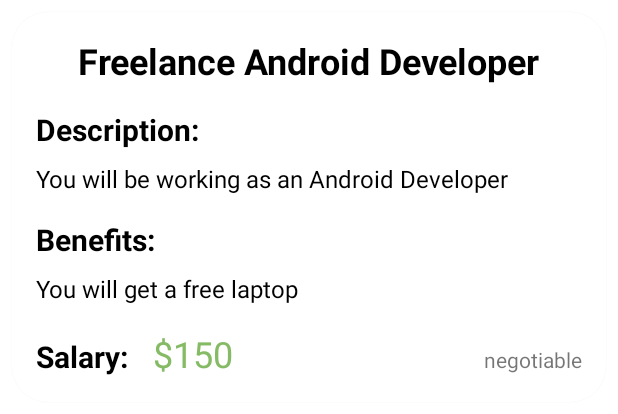
After one commit to AhmedMaad/Recruitment-App, an Android app: the layout job_list_item.xml on its own in the app's theme, with its tools: preview values and no code run, on a phone screen of 412 x 824 dp. The commit adds this screen. Shown: the top 414 px of the screen. Run offline under Robolectric (Android 15) with nearby library versions, the phone set to English and light mode, and no system bars; Roboto replaces fonts that are not available here.

Commit message:
Job List Item

```diff
--- /dev/null
+++ b/app/src/main/res/drawable/ic_checked.xml
@@ -0,0 +1,10 @@
+<vector xmlns:android="http://schemas.android.com/apk/res/android"
+    android:width="24dp"
+    android:height="24dp"
+    android:tint="@color/light_green"
+    android:viewportWidth="24"
+    android:viewportHeight="24">
+    <path
+        android:fillColor="@android:color/white"
+        android:pathData="M19,3L5,3c-1.11,0 -2,0.9 -2,2v14c0,1.1 0.89,2 2,2h14c1.11,0 2,-0.9 2,-2L21,5c0,-1.1 -0.89,-2 -2,-2zM10,17l-5,-5 1.41,-1.41L10,14.17l7.59,-7.59L19,8l-9,9z" />
+</vector>
--- /dev/null
+++ b/app/src/main/res/drawable/ic_unchecked.xml
@@ -0,0 +1,10 @@
+<vector xmlns:android="http://schemas.android.com/apk/res/android"
+    android:width="24dp"
+    android:height="24dp"
+    android:tint="@color/red"
+    android:viewportWidth="24"
+    android:viewportHeight="24">
+    <path
+        android:fillColor="@android:color/white"
+        android:pathData="M12,2C6.47,2 2,6.47 2,12s4.47,10 10,10 10,-4.47 10,-10S17.53,2 12,2zM17,15.59L15.59,17 12,13.41 8.41,17 7,15.59 10.59,12 7,8.41 8.41,7 12,10.59 15.59,7 17,8.41 13.41,12 17,15.59z" />
+</vector>
--- a/app/src/main/res/layout/activity_company_details.xml
+++ b/app/src/main/res/layout/activity_company_details.xml
@@ -89,12 +89,17 @@
             android:textSize="18sp"
             tools:text="@tools:sample/full_names" />
 
-        <ImageView
-            android:layout_width="40dp"
+        <!--<TextView
+            android:layout_width="match_parent"
             android:layout_height="32dp"
             android:layout_gravity="end"
             android:layout_marginTop="16dp"
-            android:src="@drawable/ic_right_arrow" />
+            android:layout_marginEnd="16dp"
+            android:text="Our Departments"
+            android:textColor="@color/black"
+            android:textSize="20sp"
+            android:textStyle="bold"
+            app:drawableEndCompat="@drawable/ic_right_arrow" />
 
         <androidx.recyclerview.widget.RecyclerView
             android:id="@+id/departments_rv"
@@ -102,31 +107,29 @@
             android:layout_height="wrap_content"
             android:orientation="horizontal"
             app:layoutManager="androidx.recyclerview.widget.LinearLayoutManager"
-            tools:listitem="@layout/department_list_item" />
+            tools:listitem="@layout/department_list_item" />-->
 
-        <!--
-     Recycler View (Jobs)
-     val title: String = "",
-     val description: String = "",
-     val benefits: String = "",
-     val salary: String = "",
-     val isNegotiable: Boolean = false,
- -->
-
-        <ImageView
-            android:layout_width="40dp"
+        <!--<TextView
+            android:layout_width="match_parent"
             android:layout_height="32dp"
             android:layout_gravity="end"
             android:layout_marginTop="16dp"
-            android:src="@drawable/ic_right_arrow" />
+            android:layout_marginEnd="16dp"
+            android:text="Available Jobs"
+            android:textColor="@color/black"
+            android:textSize="20sp"
+            android:textStyle="bold"
+            app:drawableEndCompat="@drawable/ic_right_arrow" />
 
         <androidx.recyclerview.widget.RecyclerView
             android:id="@+id/jobs_rv"
             android:layout_width="match_parent"
             android:layout_height="wrap_content"
             android:orientation="horizontal"
+            tools:listitem="@layout/job_list_item"
             app:layoutManager="androidx.recyclerview.widget.LinearLayoutManager" />
 
+        -->
 
         <!--
          Recycler View (Employees)
--- /dev/null
+++ b/app/src/main/res/layout/job_list_item.xml
@@ -0,0 +1,106 @@
+<?xml version="1.0" encoding="utf-8"?>
+<androidx.cardview.widget.CardView xmlns:android="http://schemas.android.com/apk/res/android"
+    xmlns:app="http://schemas.android.com/apk/res-auto"
+    xmlns:tools="http://schemas.android.com/tools"
+    android:layout_width="match_parent"
+    android:layout_height="wrap_content"
+    android:layout_margin="8dp"
+    app:cardCornerRadius="24dp">
+
+    <LinearLayout
+        android:layout_width="match_parent"
+        android:layout_height="match_parent"
+        android:orientation="vertical"
+        android:padding="16dp">
+
+        <TextView
+            android:id="@+id/job_title_tv"
+            android:layout_width="wrap_content"
+            android:layout_height="wrap_content"
+            android:layout_gravity="center"
+            android:textColor="@color/black"
+            android:textSize="24sp"
+            android:textStyle="bold"
+            tools:text="Freelance Android Developer" />
+
+        <TextView
+            android:layout_width="wrap_content"
+            android:layout_height="wrap_content"
+            android:layout_marginTop="16dp"
+            android:text="Description:"
+            android:textColor="@color/black"
+            android:textSize="20sp"
+            android:textStyle="bold" />
+
+        <TextView
+            android:id="@+id/job_description_tv"
+            android:layout_width="wrap_content"
+            android:layout_height="wrap_content"
+            android:layout_marginTop="8dp"
+            android:textColor="@color/black"
+            android:textSize="16sp"
+            tools:text="You will be working as an Android Developer" />
+
+        <TextView
+            android:layout_width="wrap_content"
+            android:layout_height="wrap_content"
+            android:layout_marginTop="16dp"
+            android:text="Benefits:"
+            android:textColor="@color/black"
+            android:textSize="20sp"
+            android:textStyle="bold" />
+
+        <TextView
+            android:id="@+id/job_benefits_tv"
+            android:layout_width="wrap_content"
+            android:layout_height="wrap_content"
+            android:layout_marginTop="8dp"
+            android:textColor="@color/black"
+            android:textSize="16sp"
+            tools:text="You will get a free laptop" />
+
+        <LinearLayout
+            android:layout_width="match_parent"
+            android:layout_height="wrap_content">
+
+            <TextView
+                android:layout_width="wrap_content"
+                android:layout_height="wrap_content"
+                android:layout_marginTop="16dp"
+                android:text="Salary:"
+                android:textColor="@color/black"
+                android:textSize="20sp"
+                android:textStyle="bold" />
+
+            <TextView
+                android:id="@+id/job_salary_tv"
+                android:layout_width="wrap_content"
+                android:layout_height="wrap_content"
+                android:layout_marginStart="16dp"
+                android:layout_marginTop="16dp"
+                android:textColor="@color/green"
+                android:textSize="24sp"
+                tools:text="$150" />
+
+            <TextView
+                android:id="@+id/negotiable_cb"
+                android:layout_width="match_parent"
+                android:layout_height="wrap_content"
+                android:layout_marginStart="32dp"
+                android:layout_marginTop="16dp"
+                android:drawablePadding="8dp"
+                android:gravity="end"
+                android:text="negotiable"
+                tools:drawableEndCompat="@drawable/ic_unchecked" />
+
+        </LinearLayout>
+
+    </LinearLayout>
+
+    <!--
+Recycler View (Jobs)
+val isNegotiable: Boolean = false,
+-->
+
+
+</androidx.cardview.widget.CardView>
--- a/app/src/main/res/values/colors.xml
+++ b/app/src/main/res/values/colors.xml
@@ -7,4 +7,7 @@
     <color name="teal_700">#FF018786</color>
     <color name="black">#FF000000</color>
     <color name="white">#FFFFFFFF</color>
+    <color name="green">#85bb65</color>
+    <color name="light_green">#0f0</color>
+    <color name="red">#ff0000</color>
 </resources>
```
